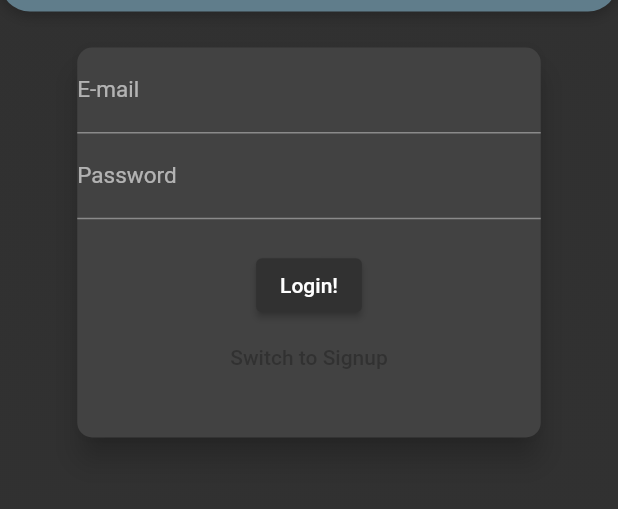
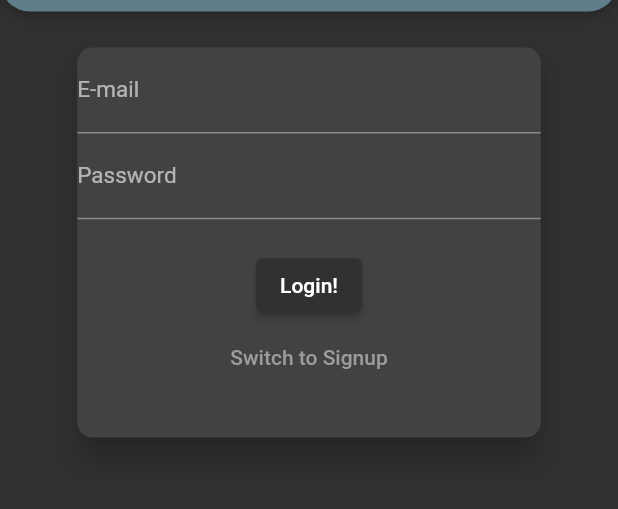
Before and after one commit to lasupernova/real_xstate, a Flutter app: the screen it shows after launch, on a phone screen of 412 x 824 dp, the part 491-1000 px from its top. Run offline on Flutter 3.47's test engine with Material 2 defaults, Android fonts, the phone set to English and light mode, and no system bars; our stand-ins replace accordion, flutter_dotenv.

Commit message:
improved aesthetics: colors

```diff
--- a/fix_realxstate/lib/screens/authWidgets/authCard.dart
+++ b/fix_realxstate/lib/screens/authWidgets/authCard.dart
@@ -166,7 +166,10 @@ class _AuthcardState extends State<Authcard> {
                 TextButton(
                     onPressed: _switchAuthMode,
                     child: Text(
-                        "Switch to ${_authMode == AuthMode.Login ? 'Signup' : 'Login'}"))
+                      "Switch to ${_authMode == AuthMode.Login ? 'Signup' : 'Login'}",
+                      style: TextStyle(
+                          color: Theme.of(context).colorScheme.onTertiary),
+                    ))
               ],
             ),
           ),
```
